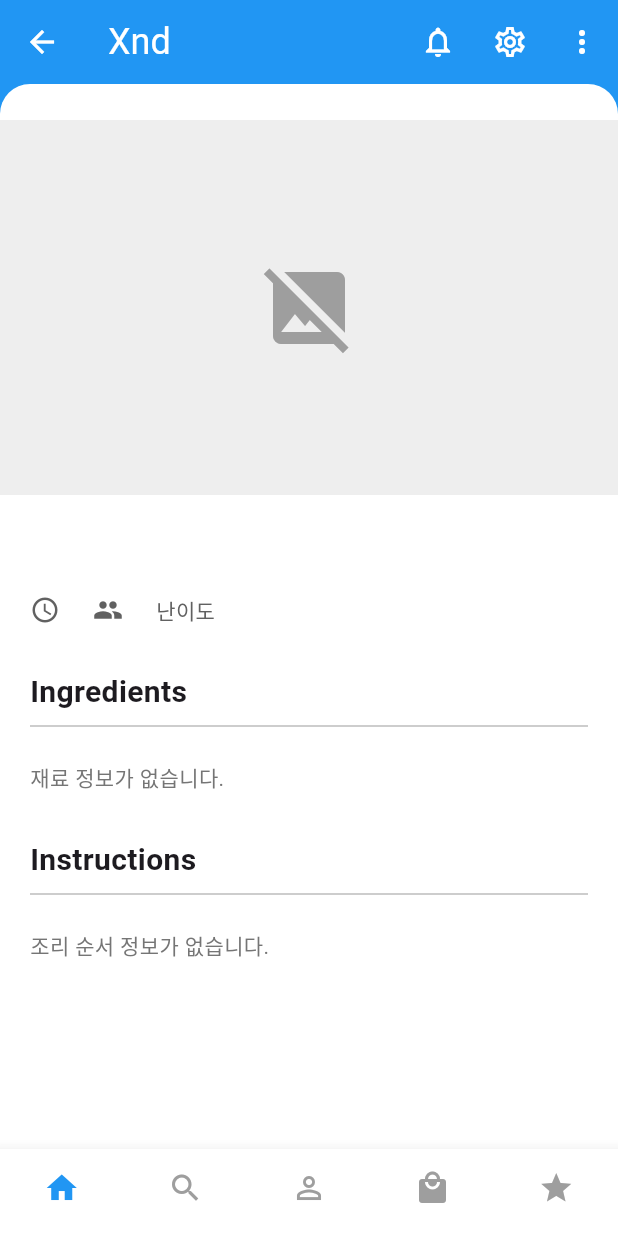
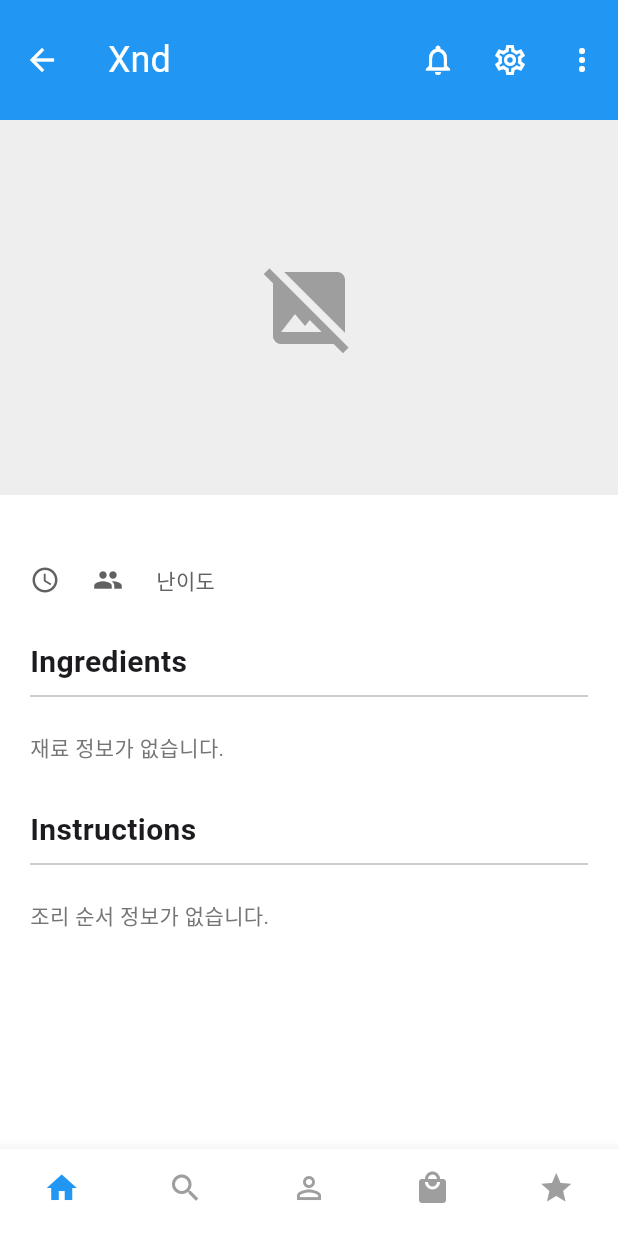
Before and after one commit to CSID-DGU/2025-2-CECD2-3-Xnd-04, a Flutter app: the RecipeDetailView screen opened directly with empty values, on a phone screen of 412 x 824 dp. Run offline on Flutter 3.47's test engine with Material 3 defaults, Android fonts, the phone set to English and light mode, and no system bars; our stand-ins replace dio, firebase_core, firebase_messaging, flutter_dotenv, flutter_local_notifications, shared_preferences; missing offline and left inert: kakao_flutter_sdk_user, network_info_plus; accounts and stored records are empty.

Commit message:
Feat : 레시피 상세 뷰 상단바 UI 조정
🤖 Generated with [Claude Code](https://claude.com/claude-code)

Co-Authored-By: Claude <noreply@anthropic.com>

```diff
--- a/Frontend/lib/Views/RecipeDetailView.dart
+++ b/Frontend/lib/Views/RecipeDetailView.dart
@@ -2,7 +2,8 @@ import 'package:flutter/material.dart';
 import 'package:Frontend/Models/RecipeModel.dart';
 import 'package:Frontend/Models/IngredientModel.dart';
 import 'package:Frontend/Views/MainFrameView.dart';
-import 'package:Frontend/Widgets/CommonAppBar.dart';
+import 'package:Frontend/Views/LoginView.dart';
+import 'package:Frontend/Services/authService.dart';
 
 class RecipeDetailView extends StatefulWidget {
   final RecipeModel recipe;
@@ -82,7 +83,94 @@ class _RecipeDetailViewState extends State<RecipeDetailView> {
 
     return Scaffold(
       backgroundColor: Colors.white,
-      appBar: const CommonAppBar(title: 'Xnd', showBackButton: true),
+      appBar: PreferredSize(
+        preferredSize: const Size.fromHeight(80),
+        child: Container(
+          decoration: const BoxDecoration(
+            color: Color(0xFF2196F3),
+          ),
+          child: AppBar(
+            backgroundColor: Colors.transparent,
+            toolbarHeight: 80,
+            automaticallyImplyLeading: false,
+            elevation: 0,
+            leading: IconButton(
+              icon: const Icon(Icons.arrow_back, color: Colors.white),
+              onPressed: () {
+                Navigator.of(context).pop();
+              },
+            ),
+            title: const Text(
+              'Xnd',
+              style: TextStyle(
+                color: Colors.white,
+                fontSize: 24,
+                fontWeight: FontWeight.w400,
+              ),
+            ),
+            actions: [
+              IconButton(
+                icon: const Icon(Icons.notifications_outlined, color: Colors.white),
+                onPressed: () {
+                  Navigator.of(context).pushNamed('/${pages[8]}');
+                },
+              ),
+              IconButton(
+                icon: const Icon(Icons.settings_outlined, color: Colors.white),
+                onPressed: () {
+                  Navigator.of(context).pushNamed('/${pages[9]}');
+                },
+              ),
+              PopupMenuButton<String>(
+                icon: const Icon(Icons.more_vert, color: Colors.white),
+                onSelected: (String value) async {
+                  if (value == 'logout') {
+                    bool? confirmLogout = await showDialog<bool>(
+                      context: context,
+                      builder: (context) => AlertDialog(
+                        title: const Text('로그아웃'),
+                        content: const Text('로그아웃 하시겠습니까?'),
+                        actions: [
+                          TextButton(
+                            onPressed: () => Navigator.of(context).pop(false),
+                            child: const Text('취소'),
+                          ),
+                          TextButton(
+                            onPressed: () => Navigator.of(context).pop(true),
+                            child: const Text('로그아웃'),
+                          ),
+                        ],
+                      ),
+                    );
+
+                    if (confirmLogout == true && context.mounted) {
+                      await clearTokens();
+                      Navigator.of(context).pushAndRemoveUntil(
+                        MaterialPageRoute(builder: (context) => const LoginView()),
+                        (route) => false,
+                      );
+                    }
+                  }
+                },
+                itemBuilder: (BuildContext context) {
+                  return [
+                    const PopupMenuItem<String>(
+                      value: 'logout',
+                      child: Row(
+                        children: [
+                          Icon(Icons.logout, color: Colors.red),
+                          SizedBox(width: 8),
+                          Text('로그아웃', style: TextStyle(color: Colors.red)),
+                        ],
+                      ),
+                    ),
+                  ];
+                },
+              ),
+            ],
+          ),
+        ),
+      ),
       bottomNavigationBar: const MainBottomView(),
       body: SingleChildScrollView(
         child: Column(
@@ -92,23 +180,26 @@ class _RecipeDetailViewState extends State<RecipeDetailView> {
             Container(
               width: screenWidth,
               height: 250,
-              color: Colors.grey[200],
               child: widget.recipe.imgUrl != null && widget.recipe.imgUrl!.isNotEmpty
                   ? Image.network(
                       widget.recipe.imgUrl!,
                       fit: BoxFit.cover,
                       errorBuilder: (context, error, stackTrace) {
-                        return Center(
-                          child: Icon(Icons.image_not_supported, size: 64, color: Colors.grey),
+                        return Container(
+                          color: Colors.grey[200],
+                          child: const Center(
+                            child: Icon(Icons.image_not_supported, size: 64, color: Colors.grey),
+                          ),
                         );
                       },
                     )
-                  : Center(
-                      child: Icon(Icons.image_not_supported, size: 64, color: Colors.grey),
+                  : Container(
+                      color: Colors.grey[200],
+                      child: const Center(
+                        child: Icon(Icons.image_not_supported, size: 64, color: Colors.grey),
+                      ),
                     ),
             ),
-
-            SizedBox(height: 20),
 
             // 레시피 제목
             Padding(
```
